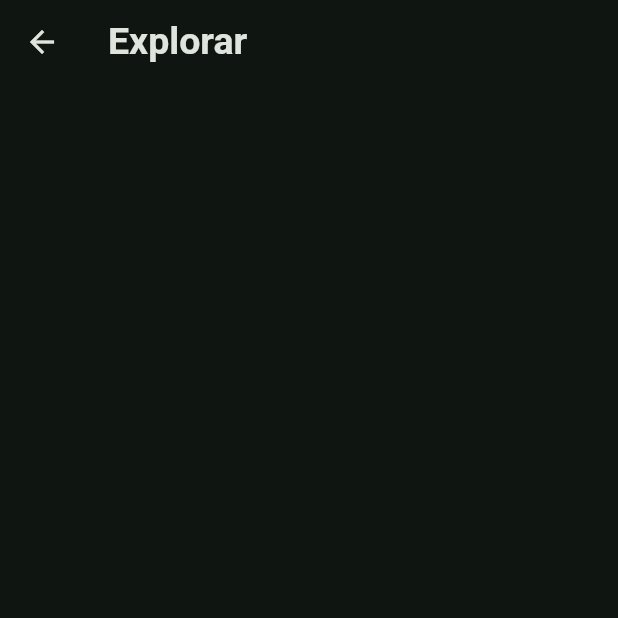
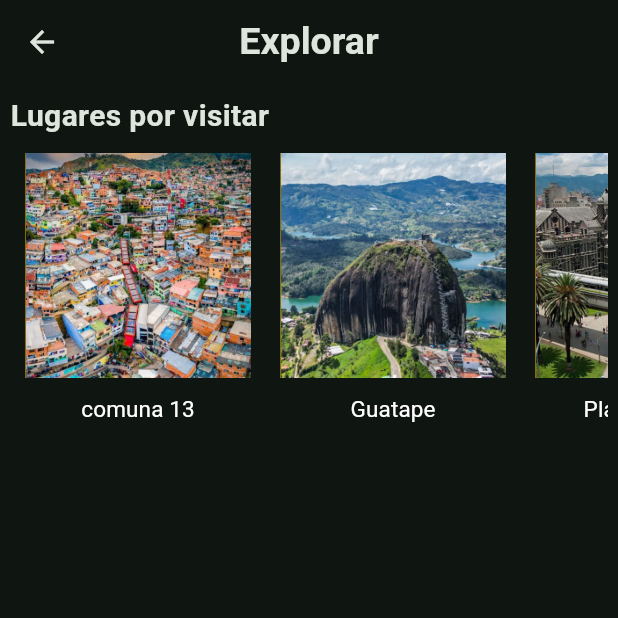
Before and after one commit to estebancespedes/MedTour, a Flutter app: the ExplorarPage screen opened directly, on a phone screen of 412 x 824 dp, the top half of it. Run offline on Flutter 3.47's test engine with Material 3 defaults, Android fonts, the light colour scheme and no system bars; our stand-ins replace shared_preferences; accounts and stored records are empty.

Commit message:
agregada la primera version de la pagina explorar con los respectivos asstes y list view, ademas de cambios en las fuentes para mejor distribucion

```diff
--- a/lib/config/theme_config.dart
+++ b/lib/config/theme_config.dart
@@ -26,6 +26,13 @@ class Tema{
       fontWeight: FontWeight.bold
     );
   }
+  TextStyle subTitleStyle(){
+    return TextStyle(
+      fontFamily: 'Roboto',
+      fontSize: 20,
+      fontWeight: FontWeight.bold
+    );
+  }
   TextStyle textStyle(){
     return TextStyle(
       fontFamily: 'Roboto',
--- a/lib/screens/Eventos/eventos_page.dart
+++ b/lib/screens/Eventos/eventos_page.dart
@@ -7,7 +7,7 @@ class EventosPage extends StatelessWidget {
   @override
   Widget build(BuildContext context) {
     return Scaffold(
-      appBar: AppBar(title: Text('Eventos',style: Tema().titleStyle(),),),
+      appBar: AppBar(title: Text('Eventos',style: Tema().titleStyle(),),centerTitle: true,),
     );
   }
 }
--- a/lib/screens/Mapa/mapa_page.dart
+++ b/lib/screens/Mapa/mapa_page.dart
@@ -7,7 +7,7 @@ class MapaPage extends StatelessWidget {
   @override
   Widget build(BuildContext context) {
     return Scaffold(
-      appBar: AppBar(title: Text('Mapa',style: Tema().titleStyle(),),),
+      appBar: AppBar(title: Text('Mapa',style: Tema().titleStyle(),),centerTitle: true,),
     );
   }
 }
--- a/lib/screens/ajustes/ajustes_page.dart
+++ b/lib/screens/ajustes/ajustes_page.dart
@@ -7,7 +7,7 @@ class AjustesPage extends StatelessWidget {
   @override
   Widget build(BuildContext context) {
     return Scaffold(
-      appBar: AppBar(title: Text('Ajustes',style: Tema().titleStyle(),),),
+      appBar: AppBar(title: Text('Ajustes',style: Tema().titleStyle(),),centerTitle: true,),
     );
   }
 }
--- /dev/null
+++ b/lib/screens/explorar/assets/custom_buttom.dart
@@ -0,0 +1,33 @@
+import 'package:flutter/material.dart';
+import 'package:medtour/config/theme_config.dart';
+
+class CustomButtom extends StatelessWidget {
+  final Image imagen;
+  final String lugar;
+
+  const CustomButtom({super.key,
+    required this.imagen,
+    required this.lugar,
+  });
+
+  @override
+  Widget build(BuildContext context) {
+
+    return MaterialButton(
+      padding: EdgeInsetsGeometry.all(10),
+      onPressed: () {},
+      child: Column(
+        spacing: 10,
+        children: [
+          Container(
+            color: Colors.amber,
+            width: 150,
+            height: 150,
+            child: imagen,
+          ),
+          Text(lugar,style: Tema().textStyle(),)
+        ],
+      ),
+    );
+  }
+}
--- a/lib/screens/explorar/explorar_page.dart
+++ b/lib/screens/explorar/explorar_page.dart
@@ -1,5 +1,6 @@
 import 'package:flutter/material.dart';
 import 'package:medtour/config/theme_config.dart';
+import 'package:medtour/screens/explorar/assets/custom_buttom.dart';
 
 class ExplorarPage extends StatelessWidget {
   const ExplorarPage({super.key});
@@ -7,7 +8,24 @@ class ExplorarPage extends StatelessWidget {
   @override
   Widget build(BuildContext context) {
     return Scaffold(
-      appBar: AppBar(title: Text('Explorar',style: Tema().titleStyle(),)),
+      appBar: AppBar(title: Text('Explorar',style: Tema().titleStyle(),),centerTitle: true,),
+      body: ListView(
+        padding: EdgeInsets.all(7),
+        children: [
+          Text('Lugares por visitar',style: Tema().subTitleStyle(),),
+          SizedBox(
+            height: 200,
+            child: ListView(
+              scrollDirection: Axis.horizontal,
+              children: [
+                CustomButtom(imagen: Image.asset('lib/screens/explorar/assets/images/comuna_13_img.png'),lugar: 'comuna 13',),
+                CustomButtom(imagen: Image.asset('lib/screens/explorar/assets/images/guatape_img.png'),lugar: 'Guatape',),
+                CustomButtom(imagen: Image.asset('lib/screens/explorar/assets/images/plaza_botero_img.png'), lugar: 'Plaza Botero'),
+              ],
+            ),
+          )
+        ],
+      ),
     );
   }
 }
--- a/pubspec.yaml
+++ b/pubspec.yaml
@@ -61,6 +61,9 @@ flutter:
 
   assets:
   - lib/screens/on_boarding/assets/get_started_1.png
+  - lib/screens/explorar/assets/images/guatape_img.png
+  - lib/screens/explorar/assets/images/comuna_13_img.png
+  - lib/screens/explorar/assets/images/plaza_botero_img.png
 
   fonts:
     - family: Roboto_Italic
```
Also changed, not shown: lib/screens/explorar/assets/images/comuna_13_img.png (added), lib/screens/explorar/assets/images/guatape_img.png (added), lib/screens/explorar/assets/images/plaza_botero_img.png (added).
